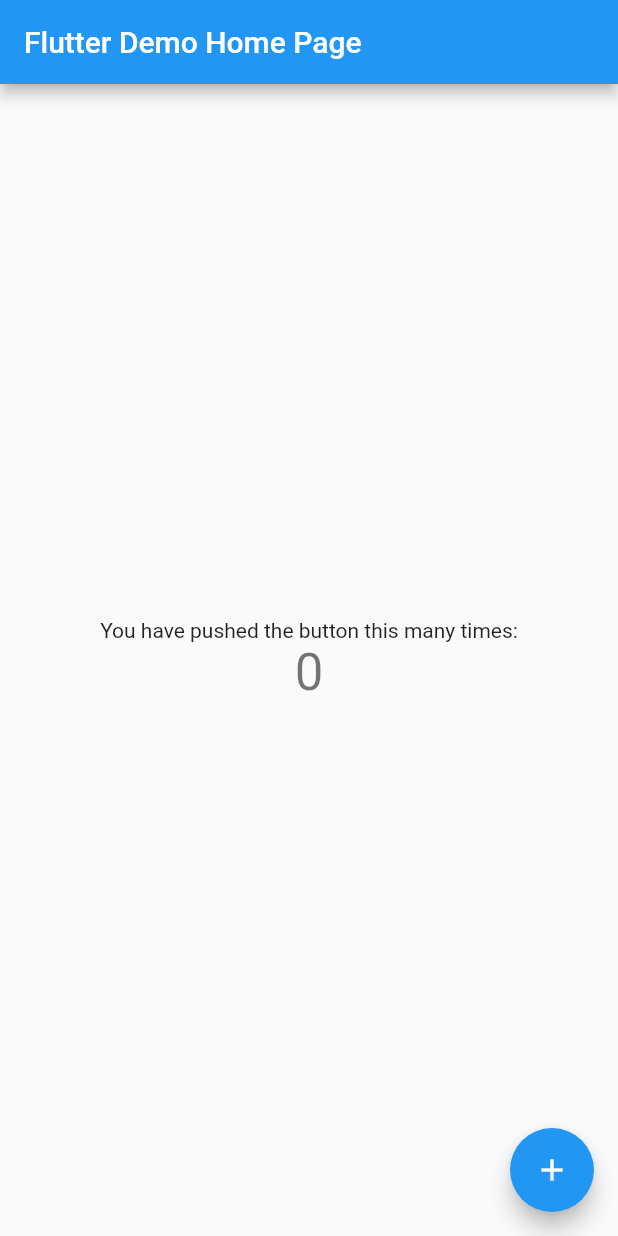
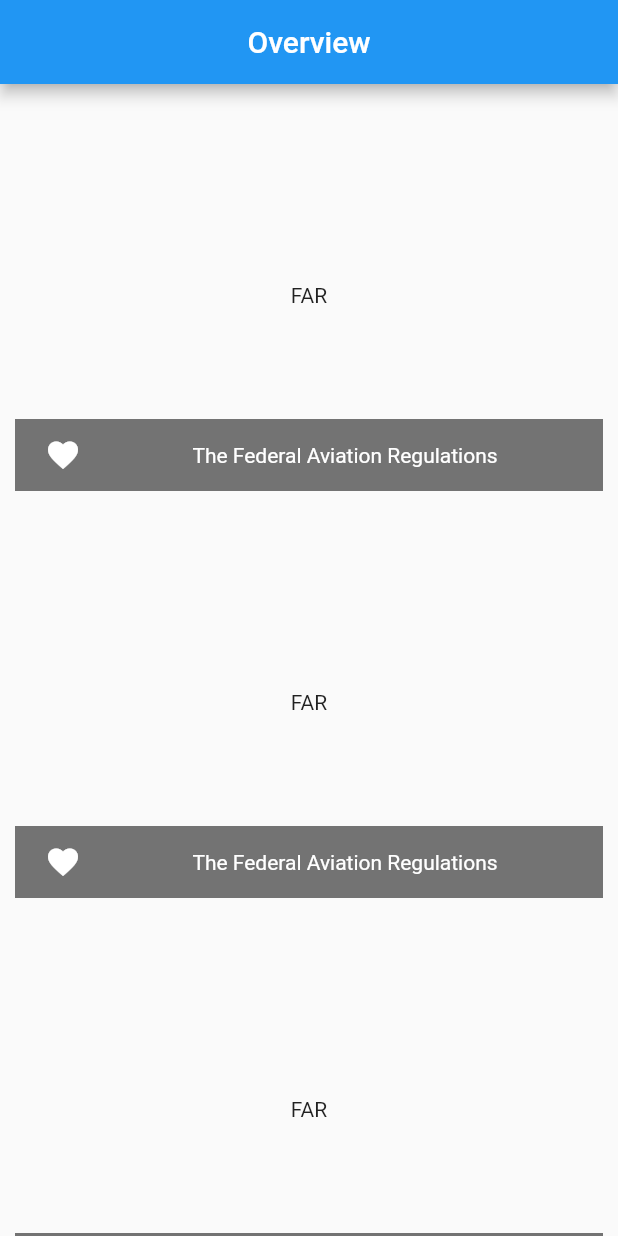
Before and after one commit to gentigr/far_tracker, a Flutter app: the screen it shows after launch, on a phone screen of 412 x 824 dp. Run offline on Flutter 3.47's test engine with Material 2 defaults, Android fonts, the light colour scheme and no system bars.

Commit message:
Add overview screen with hardcoded data models

```diff
--- a/lib/main.dart
+++ b/lib/main.dart
@@ -1,7 +1,23 @@
 import 'package:flutter/material.dart';
 
-void main() {
-  runApp(const MyApp());
+import './screens/features_overview.dart';
+
+void main() => runApp(const Aviators());
+
+class Aviators extends StatelessWidget {
+  const Aviators({super.key});
+
+  // This widget is the root of your application.
+  @override
+  Widget build(BuildContext context) {
+    return MaterialApp(
+      title: 'Aviators',
+      theme: ThemeData(
+        primarySwatch: Colors.blue,
+      ),
+      home: FeaturesOverview(),
+    );
+  }
 }
 
 class MyApp extends StatelessWidget {
--- /dev/null
+++ b/lib/models/feature.dart
@@ -0,0 +1,11 @@
+class Feature {
+  final String id;
+  final String title;
+  final String description;
+
+  Feature({
+    required this.id,
+    required this.title,
+    required this.description
+  });
+}
--- /dev/null
+++ b/lib/screens/features_overview.dart
@@ -0,0 +1,53 @@
+import 'package:flutter/material.dart';
+
+import '../models/feature.dart';
+import '../widgets/feature_item.dart';
+
+class FeaturesOverview extends StatelessWidget {
+  final List<Feature> loadedFeatures = [
+    Feature(
+      id: 'far',
+      title: 'FAR',
+      description: 'The Federal Aviation Regulations',
+    ),
+    Feature(
+      id: 'far',
+      title: 'FAR',
+      description: 'The Federal Aviation Regulations',
+    ),
+    Feature(
+      id: 'far',
+      title: 'FAR',
+      description: 'The Federal Aviation Regulations',
+    ),
+    Feature(
+      id: 'far',
+      title: 'FAR',
+      description: 'The Federal Aviation Regulations',
+    ),
+  ];
+
+  @override
+  Widget build(BuildContext context) {
+    return Scaffold(
+        appBar: AppBar(
+          title: const Center(
+            child: Text('Overview'),
+          ),
+        ),
+        body: GridView.builder(
+          padding: const EdgeInsets.all(10.0),
+          itemCount: loadedFeatures.length,
+          itemBuilder: (ctx, i) => FeatureItem(
+              id: loadedFeatures[i].id,
+              title: loadedFeatures[i].title,
+              description: loadedFeatures[i].description),
+          gridDelegate: const SliverGridDelegateWithFixedCrossAxisCount(
+            crossAxisCount: 1,
+            childAspectRatio: 3 / 2,
+            crossAxisSpacing: 10,
+            mainAxisSpacing: 10,
+          ),
+        ));
+  }
+}
--- /dev/null
+++ b/lib/widgets/feature_item.dart
@@ -0,0 +1,36 @@
+import 'package:flutter/material.dart';
+
+class FeatureItem extends StatelessWidget {
+  final String id;
+  final String title;
+  final String description;
+
+  const FeatureItem(
+      {super.key,
+      required this.id,
+      required this.title,
+      required this.description});
+
+  @override
+  Widget build(BuildContext context) {
+    return GridTile(
+      footer: GridTileBar(
+        backgroundColor: Colors.black54,
+        title: Text(
+          description,
+          textAlign: TextAlign.center,
+        ),
+        leading: IconButton(
+          icon: const Icon(Icons.favorite),
+          onPressed: () {},
+        ),
+      ),
+      child: Center(
+        child: Text(
+          title,
+          textAlign: TextAlign.center,
+        ),
+      ),
+    );
+  }
+}
```
